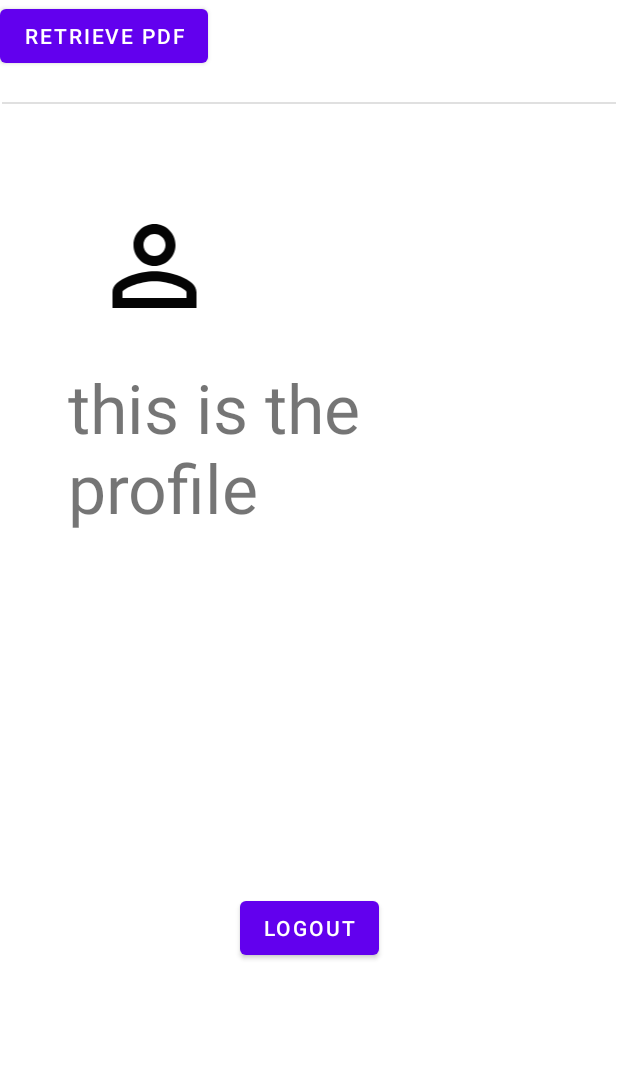
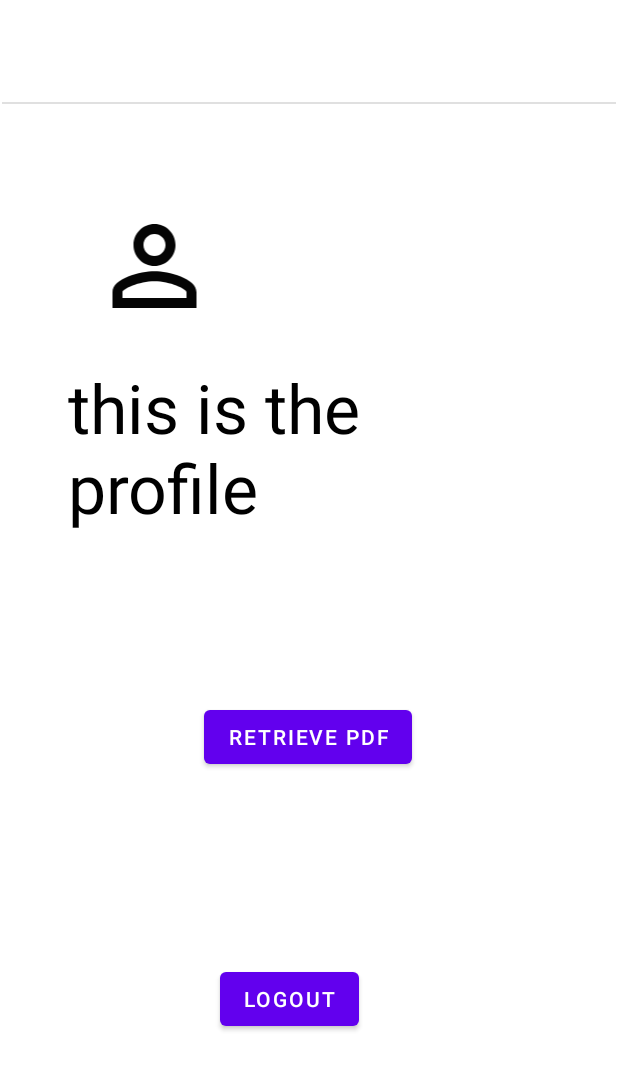
Before and after one commit to sudheendra1/caderno, an Android app: the profile screen opened directly, with no data from a screen before it, after a tap on "RETRIEVE PDF", on a phone screen of 412 x 824 dp. Shown: the top 1070 px of the screen. Run offline under Robolectric (Android 15) with nearby library versions, the phone set to English and light mode, and no system bars; our stand-ins replace Firebase (no records; nobody signed in at launch, a user with empty details on screens opened directly); Roboto replaces fonts that are not available here.

```diff
--- a/app/src/main/java/com/example/caderno/loginpage.java
+++ b/app/src/main/java/com/example/caderno/loginpage.java
@@ -86,7 +86,7 @@ public class loginpage extends AppCompatActivity {
                         if(task.isSuccessful()){
                             FirebaseUser user=FirebaseAuth.getInstance().getCurrentUser();
                             if(user.isEmailVerified()) {
-                               startActivity(new Intent(loginpage.this,profile.class));
+                                startActivity(new Intent(loginpage.this,profile.class));
                             } else{
                                 user.sendEmailVerification();
                                 Toast.makeText(loginpage.this,"check your email for verification!",Toast.LENGTH_SHORT).show();
--- a/app/src/main/java/com/example/caderno/profile.java
+++ b/app/src/main/java/com/example/caderno/profile.java
@@ -3,34 +3,43 @@ package com.example.caderno;
 import androidx.appcompat.app.AppCompatActivity;
 
 import android.content.Intent;
+import android.net.Uri;
 import android.os.Bundle;
 import android.view.View;
 import android.widget.Button;
-import android.widget.TextView;
 
 import com.google.firebase.auth.FirebaseAuth;
-import com.google.firebase.storage.StorageReference;
-import com.google.firebase.storage.internal.StorageReferenceUri;
 
 public class profile extends AppCompatActivity {
-    Button logout = (Button)findViewById(R.id.logout1);
-Button pdf=(Button) findViewById(R.id.pdf);
+
+private Button pdf;
+private Button log;
 
     @Override
     protected void onCreate(Bundle savedInstanceState) {
         super.onCreate(savedInstanceState);
         setContentView(R.layout.activity_profile);
-        logout.setOnClickListener(new View.OnClickListener() {
+        pdf=(Button) findViewById(R.id.pdf);
+        log=(Button)findViewById(R.id.log1);
+        log.setOnClickListener(new View.OnClickListener() {
             @Override
             public void onClick(View view) {
                 FirebaseAuth.getInstance().signOut();
-                startActivity(new Intent(profile.this, loginpage.class));
+                startActivity(new Intent(profile.this,loginpage.class));
             }
         });
-        pdf.setOnClickListener(new View.OnClickListener() {
+
+
+
+       pdf.setOnClickListener(new View.OnClickListener() {
             @Override
             public void onClick(View view) {
+golink("https://firebasestorage.googleapis.com/v0/b/caderno-419a2.appspot.com/o/textbookm%2FSem%203%20Kumbhojkar.pdf?alt=media&token=fb98924f-c454-48fa-af88-353b87d75de1");
+            }
 
+            private void golink(String s) {
+                Uri uri=Uri.parse(s);
+                startActivity(new Intent(Intent.ACTION_VIEW,uri));
             }
         });
 
--- a/app/src/main/java/com/example/caderno/putPDF.java
+++ /dev/null
@@ -1,4 +0,0 @@
-package com.example.caderno;
-
-public class putPDF {
-}
--- a/app/src/main/res/layout/activity_profile.xml
+++ b/app/src/main/res/layout/activity_profile.xml
@@ -4,13 +4,15 @@
     xmlns:tools="http://schemas.android.com/tools"
     android:layout_width="match_parent"
     android:layout_height="match_parent"
-    tools:context=".profile">
+    tools:context=".profile"
+    android:background="@color/white">
 
     <TextView
         android:id="@+id/textView3"
         android:layout_width="290dp"
         android:layout_height="171dp"
         android:text="this is the profile"
+        android:textColor="@color/black"
         android:textSize="45sp"
         app:layout_constraintBottom_toBottomOf="parent"
         app:layout_constraintEnd_toEndOf="parent"
@@ -51,22 +53,28 @@
         app:layout_constraintGuide_begin="20dp" />
 
     <Button
-        android:id="@+id/logout1"
+        android:id="@+id/pdf"
+        android:layout_width="wrap_content"
+        android:layout_height="wrap_content"
+        android:onClick="Retrievepdffile"
+        android:text="retrieve pdf"
+        app:layout_constraintBottom_toBottomOf="parent"
+        app:layout_constraintEnd_toEndOf="parent"
+        app:layout_constraintHorizontal_bias="0.498"
+        app:layout_constraintStart_toStartOf="parent"
+        app:layout_constraintTop_toTopOf="parent"
+        app:layout_constraintVertical_bias="0.602" />
+
+    <Button
+        android:id="@+id/log1"
         android:layout_width="wrap_content"
         android:layout_height="wrap_content"
         android:text="logout"
         app:layout_constraintBottom_toBottomOf="parent"
         app:layout_constraintEnd_toEndOf="parent"
+        app:layout_constraintHorizontal_bias="0.459"
         app:layout_constraintStart_toStartOf="parent"
-        app:layout_constraintTop_toBottomOf="@+id/textView3" />
-
-    <Button
-        android:id="@+id/pdf"
-        android:layout_width="wrap_content"
-        android:layout_height="wrap_content"
-        android:text="retrieve pdf"
-        android:onClick="Retrievepdffile"
-        tools:layout_editor_absoluteX="112dp"
-        tools:layout_editor_absoluteY="512dp" />
+        app:layout_constraintTop_toTopOf="parent"
+        app:layout_constraintVertical_bias="0.827" />
 
 </androidx.constraintlayout.widget.ConstraintLayout>
```
Also changed, not shown: app/src/main/AndroidManifest.xml (+0 -7 lines), app/src/main/java/com/example/caderno/retrievepdf.java (deleted, +0 -32 lines), app/src/main/res/layout/activity_retrievepdf.xml (deleted, +0 -15 lines).
